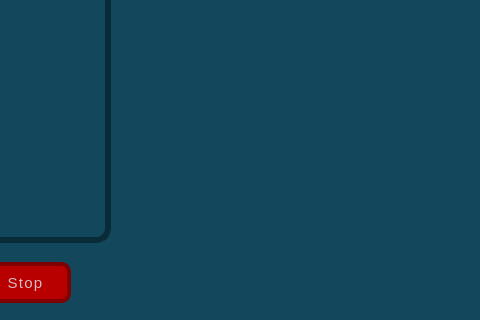
This is QtApplication/TroutHeavenApp/home_page_dialog.ui in vince-exe/TroutHeaven as Qt 5 draws it before an edit; both pictures show x 220 to 700 and y 178 to 498 of the 700 by 498 pixel window. The edited form follows.
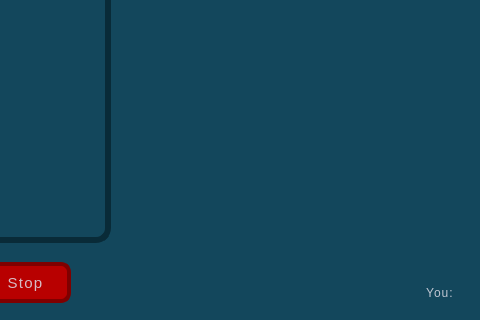
This is the edited form.

```diff
--- a/QtApplication/TroutHeavenApp/home_page_dialog.ui
+++ b/QtApplication/TroutHeavenApp/home_page_dialog.ui
@@ -249,6 +249,30 @@
     <string/>
    </property>
   </widget>
+  <widget class="QLabel" name="myNickLabel">
+   <property name="geometry">
+    <rect>
+     <x>380</x>
+     <y>450</y>
+     <width>311</width>
+     <height>41</height>
+    </rect>
+   </property>
+   <property name="styleSheet">
+    <string notr="true">QLabel {
+    color: #dbdbdbe5;
+    word-spacing: 10px;
+    letter-spacing: 1px;
+	padding-left: 15px;
+}</string>
+   </property>
+   <property name="text">
+    <string>You: </string>
+   </property>
+   <property name="alignment">
+    <set>Qt::AlignRight|Qt::AlignTrailing|Qt::AlignVCenter</set>
+   </property>
+  </widget>
  </widget>
  <resources/>
  <connections/>
```
